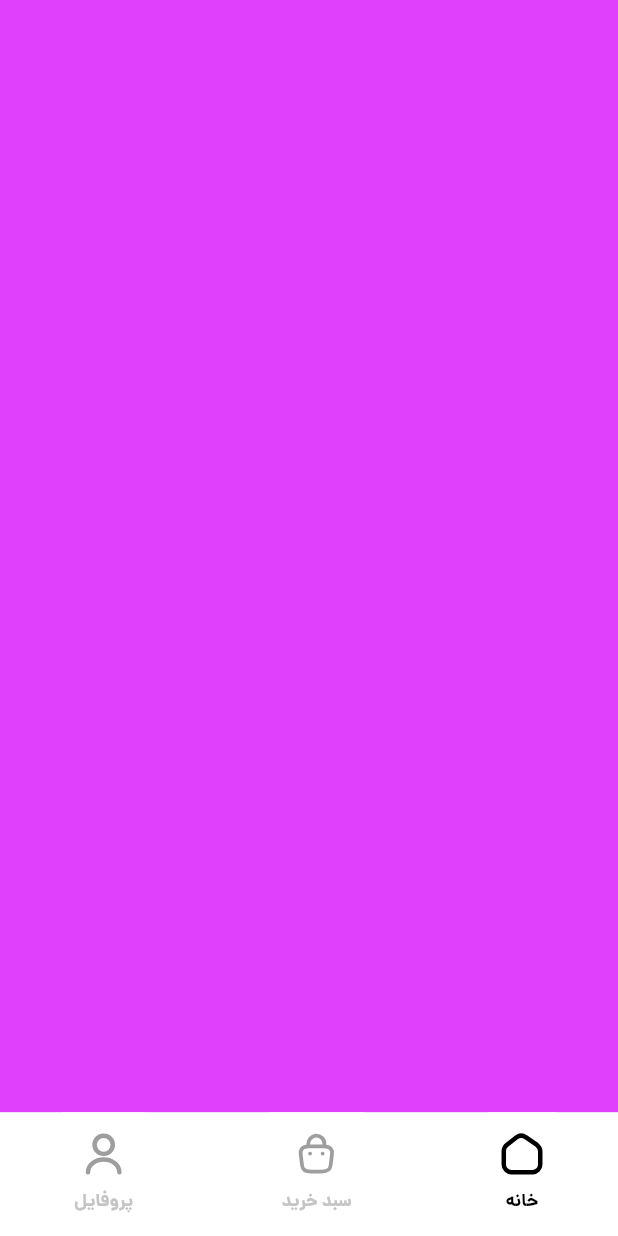
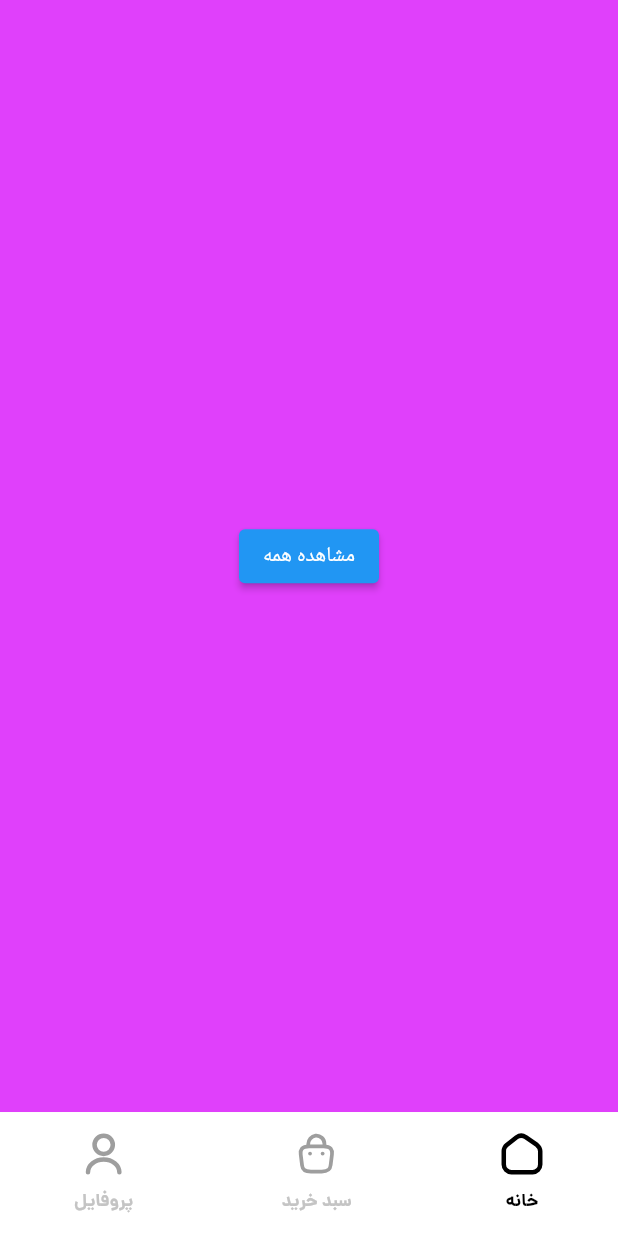
Before and after one commit to MahdiMohammadi-dev/watchstore, a Flutter app: the MainScreen screen opened by its route, on a phone screen of 412 x 824 dp. Run offline on Flutter 3.47's test engine with Material 2 defaults, Android fonts, the phone set to English and light mode, and no system bars; our stand-ins replace flutter_svg.

```diff
--- a/lib/component/text_style.dart
+++ b/lib/component/text_style.dart
@@ -1,5 +1,4 @@
 import 'package:flutter/material.dart';
-import 'package:watchstore/gen/assets.gen.dart';
 import 'package:watchstore/gen/fonts.gen.dart';
 import 'package:watchstore/resouece/colors.dart';
 
--- a/lib/screens/mainscreens/home_screen.dart
+++ b/lib/screens/mainscreens/home_screen.dart
@@ -1,4 +1,6 @@
 import 'package:flutter/material.dart';
+import 'package:watchstore/route/screen_name.dart';
+import 'package:watchstore/screens/product_list_screen.dart';
 
 class HomeScreen extends StatelessWidget {
   const HomeScreen({super.key});
@@ -7,6 +9,14 @@ class HomeScreen extends StatelessWidget {
   Widget build(BuildContext context) {
     return Scaffold(
       backgroundColor: Colors.purpleAccent,
+      body: Center(
+        child: ElevatedButton(
+            onPressed: () => Navigator.push(
+                context,
+                MaterialPageRoute(
+                    builder: (context) => const ProductListScreen())),
+            child: const Text("مشاهده همه")),
+      ),
     );
   }
 }
--- a/lib/screens/mainscreens/main_screen.dart
+++ b/lib/screens/mainscreens/main_screen.dart
@@ -1,10 +1,6 @@
 import 'package:flutter/material.dart';
-import 'package:flutter_svg/flutter_svg.dart';
-import 'package:watchstore/component/text_style.dart';
-import 'package:watchstore/extensions/sized_box_extension.dart';
 import 'package:watchstore/gen/assets.gen.dart';
 import 'package:watchstore/resouece/colors.dart';
-import 'package:watchstore/resouece/dimens.dart';
 import 'package:watchstore/resouece/strings.dart';
 import 'package:watchstore/screens/mainscreens/basket_screen.dart';
 import 'package:watchstore/screens/mainscreens/home_screen.dart';
@@ -19,20 +15,39 @@ class BottomNavIndexItem {
 }
 
 class MainScreen extends StatefulWidget {
-  MainScreen({super.key});
+  const MainScreen({super.key});
 
   @override
   State<MainScreen> createState() => _MainScreenState();
 }
 
 class _MainScreenState extends State<MainScreen> {
-  int indexselected = BottomNavIndexItem.homeIndex;
+  int indexSelected = BottomNavIndexItem.homeIndex;
+  final GlobalKey<NavigatorState> homeScreenKey = GlobalKey();
+  final GlobalKey<NavigatorState> basketScreenKey = GlobalKey();
+  final GlobalKey<NavigatorState> profileScreenKey = GlobalKey();
+
+  late final routingMap = {
+    BottomNavIndexItem.homeIndex: homeScreenKey,
+    BottomNavIndexItem.basketIndex: basketScreenKey,
+    BottomNavIndexItem.profileIndex: profileScreenKey,
+  };
+
+  Future<bool> onWillPop() async {
+    if (routingMap[indexSelected]!.currentState!.canPop()) {
+      routingMap[indexSelected]!.currentState!.pop();
+    }
+
+    return false;
+  }
 
   @override
   Widget build(BuildContext context) {
     var size = MediaQuery.of(context).size;
 
-    return Scaffold(
+    return WillPopScope(
+      onWillPop: onWillPop,
+      child: Scaffold(
         body: Stack(
           children: [
             Positioned(
@@ -41,11 +56,24 @@ class _MainScreenState extends State<MainScreen> {
               left: 0,
               bottom: size.height * .1,
               child: IndexedStack(
-              index: indexselected,
-              children: const [
-                HomeScreen(),
-                BasketScreen(),
-                ProfileScreen(),
+                index: indexSelected,
+                children: [
+                  Navigator(
+                    key: homeScreenKey,
+                    onGenerateRoute: (settings) => MaterialPageRoute(
+                      builder: (context) => const HomeScreen(),
+                    ),
+                  ),
+                  Navigator(
+                    onGenerateRoute: (settings) => MaterialPageRoute(
+                      builder: (context) => const BasketScreen(),
+                    ),
+                  ),
+                  Navigator(
+                    onGenerateRoute: (settings) => MaterialPageRoute(
+                      builder: (context) => const ProfileScreen(),
+                    ),
+                  ),
                 ],
               ),
             ),
@@ -63,21 +91,22 @@ class _MainScreenState extends State<MainScreen> {
                     BtmNavIcons(
                       svgIconPath: Assets.svg.user,
                       iconTitle: AppStrings.profile,
-                    isActive: indexselected == BottomNavIndexItem.profileIndex,
+                      isActive:
+                          indexSelected == BottomNavIndexItem.profileIndex,
                       onpressed: () =>
                           btmNavPressed(index: BottomNavIndexItem.profileIndex),
                     ),
                     BtmNavIcons(
                       svgIconPath: Assets.svg.basket,
                       iconTitle: AppStrings.basket,
-                    isActive: indexselected == BottomNavIndexItem.basketIndex,
+                      isActive: indexSelected == BottomNavIndexItem.basketIndex,
                       onpressed: () =>
                           btmNavPressed(index: BottomNavIndexItem.basketIndex),
                     ),
                     BtmNavIcons(
                       svgIconPath: Assets.svg.home,
                       iconTitle: AppStrings.home,
-                    isActive: indexselected == BottomNavIndexItem.homeIndex,
+                      isActive: indexSelected == BottomNavIndexItem.homeIndex,
                       onpressed: () =>
                           btmNavPressed(index: BottomNavIndexItem.homeIndex),
                     ),
@@ -87,12 +116,13 @@ class _MainScreenState extends State<MainScreen> {
             ),
           ],
         ),
+      ),
     );
   }
 
   btmNavPressed({required index}) {
     setState(() {
-      indexselected = index;
+      indexSelected = index;
     });
   }
 }
```
Lines whose indentation alone changed are shown as unchanged.
